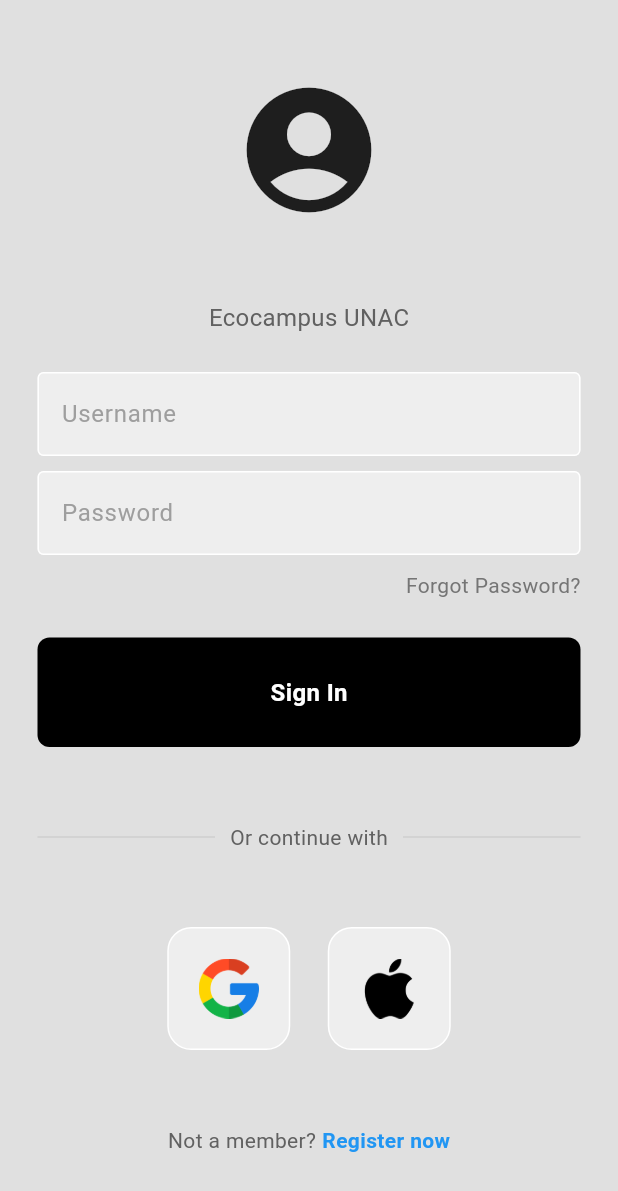
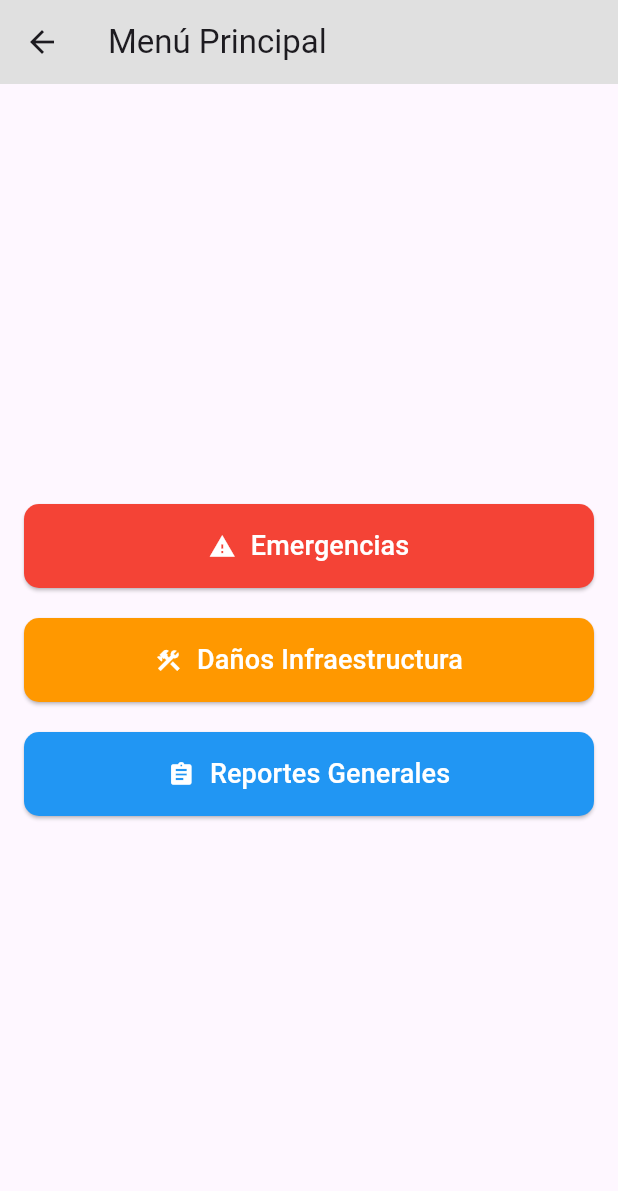
Before and after one commit to rubejuca/ecoCampus1, a Flutter app: the screen it shows after launch, after a tap on "Sign In", on a phone screen of 412 x 824 dp. Shown: the top 1191 px of the screen. Run offline on Flutter 3.47's test engine with Material 3 defaults, Android fonts, the phone set to English and light mode, and no system bars; our stand-ins replace geolocator, image_picker; network calls fail.

Commit message:
cambios en el menu y agg camara

```diff
--- a/lib/main.dart
+++ b/lib/main.dart
@@ -10,6 +10,6 @@ class MyApp extends StatelessWidget {
 
   @override
   Widget build(BuildContext context) {
-    return MaterialApp(debugShowCheckedModeBanner: false, home: LoginPage());
+    return MaterialApp(home: LoginPage());
   }
 }
--- /dev/null
+++ b/lib/pages/Menu_page.dart
@@ -0,0 +1,73 @@
+import 'package:flutter/material.dart';
+import 'package:ejemplo1/pages/Camera_page.dart'; // Importación correcta para Camera_page.dart
+
+class Menu_Page extends StatelessWidget {
+  const Menu_Page({super.key});
+
+  @override
+  Widget build(BuildContext context) {
+    return Scaffold(
+      appBar: AppBar(
+        title: const Text('Menú Principal'),
+        backgroundColor: Colors.grey[300],
+      ),
+      body: Padding(
+        padding: const EdgeInsets.all(16.0),
+        child: Column(
+          mainAxisAlignment: MainAxisAlignment.center,
+          children: [
+            _buildMenuButton(context, 'Emergencias', Icons.warning, Colors.red),
+            const SizedBox(height: 20),
+            _buildMenuButton(
+              context,
+              'Daños Infraestructura',
+              Icons.construction,
+              Colors.orange,
+            ),
+            const SizedBox(height: 20),
+            _buildMenuButton(
+              context,
+              'Reportes Generales',
+              Icons.assignment,
+              Colors.blue,
+            ),
+          ],
+        ),
+      ),
+    );
+  }
+
+  Widget _buildMenuButton(
+    BuildContext context,
+    String title,
+    IconData icon,
+    Color color,
+  ) {
+    return ElevatedButton(
+      style: ElevatedButton.styleFrom(
+        padding: const EdgeInsets.symmetric(vertical: 15),
+        backgroundColor: color,
+        shape: RoundedRectangleBorder(borderRadius: BorderRadius.circular(10)),
+      ),
+      onPressed: () {
+        Navigator.push(
+          context,
+          MaterialPageRoute(
+            builder: (context) => Camera_page(),
+          ), // Aquí sigue usando Camera_page
+        );
+      },
+      child: Row(
+        mainAxisAlignment: MainAxisAlignment.center,
+        children: [
+          Icon(icon, color: Colors.white),
+          const SizedBox(width: 10),
+          Text(
+            title,
+            style: const TextStyle(fontSize: 18, color: Colors.white),
+          ),
+        ],
+      ),
+    );
+  }
+}
--- a/lib/pages/login_page.dart
+++ b/lib/pages/login_page.dart
@@ -2,6 +2,7 @@ import 'package:flutter/material.dart';
 import 'package:ejemplo1/components/my_textfield.dart';
 import 'package:ejemplo1/components/my_button.dart';
 import 'package:ejemplo1/components/squire_tile.dart';
+import 'package:ejemplo1/pages/Menu_page.dart';
 
 class LoginPage extends StatelessWidget {
   LoginPage({super.key});
@@ -11,7 +12,12 @@ class LoginPage extends StatelessWidget {
   final passwordController = TextEditingController();
 
   // sign user in method
-  void signUserIn() {}
+  void signUserIn(BuildContext context) {
+    Navigator.push(
+      context,
+      MaterialPageRoute(builder: (context) => const Menu_Page()),
+    );
+  }
 
   @override
   Widget build(BuildContext context) {
@@ -73,7 +79,11 @@ class LoginPage extends StatelessWidget {
                 const SizedBox(height: 25),
 
                 // sign in button
-                MyButton(onTap: signUserIn),
+                MyButton(
+                  onTap: () {
+                    signUserIn(context);
+                  },
+                ),
 
                 const SizedBox(height: 50),
 
--- a/pubspec.yaml
+++ b/pubspec.yaml
@@ -7,6 +7,8 @@ environment:
   sdk: ^3.7.0
 
 dependencies:
+  image_picker:
+  geolocator:
   flutter:
     sdk: flutter
 
```
Also changed, not shown: lib/pages/Camera_page.dart (added, +164 -0 lines), pubspec.lock, 9 other files.
